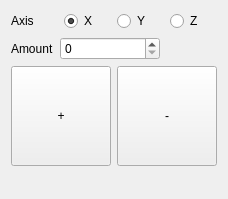
First picture: the form in petfactory/animation/nudge_transform/nudge_transform.ui, repository EriLee/petfactory_maya_scripts, before the edit.
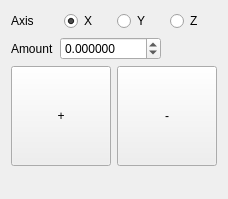
Second picture: the form after the edit.

Diff of the .ui file:
```diff
--- a/petfactory/animation/nudge_transform/nudge_transform.ui
+++ b/petfactory/animation/nudge_transform/nudge_transform.ui
@@ -59,13 +59,25 @@
       </widget>
      </item>
      <item>
-      <widget class="QSpinBox" name="amount_spinbox">
+      <widget class="QDoubleSpinBox" name="amount_spinbox">
        <property name="minimumSize">
         <size>
          <width>100</width>
          <height>0</height>
         </size>
        </property>
+       <property name="decimals">
+        <number>6</number>
+       </property>
+       <property name="minimum">
+        <double>-1000.000000000000000</double>
+       </property>
+       <property name="maximum">
+        <double>1000.000000000000000</double>
+       </property>
+       <property name="singleStep">
+        <double>0.100000000000000</double>
+       </property>
       </widget>
      </item>
      <item>
```
